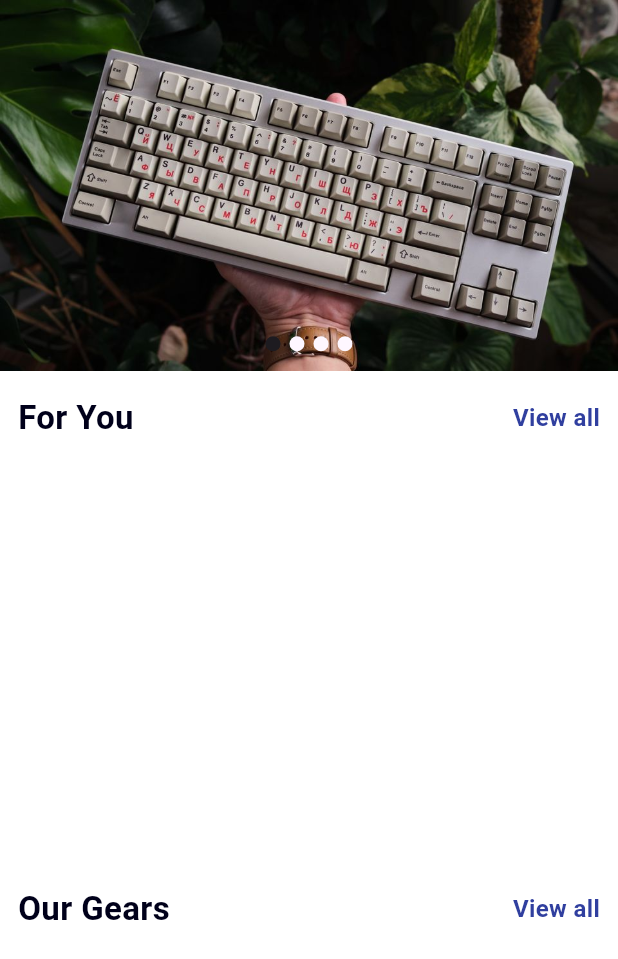
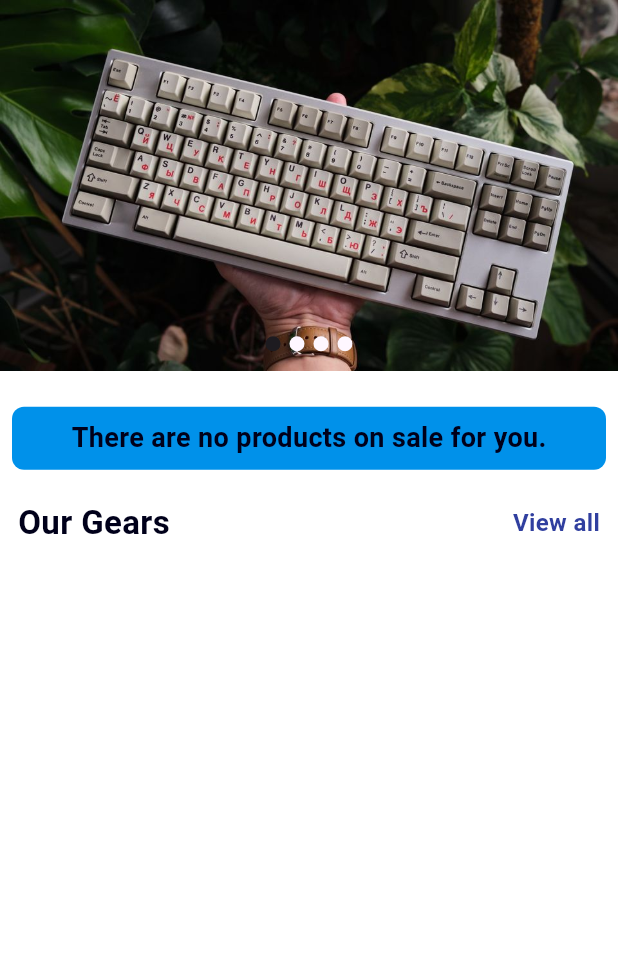
Before and after one commit to nggiahuy09/keyboard_shop, a Flutter app: the MyHomePage screen opened directly, on a phone screen of 412 x 824 dp. Shown: the top 959 px of the screen. Run offline on Flutter 3.47's test engine with Material 3 defaults, Android fonts, the light colour scheme and no system bars; drawn by our look-alikes of card_swiper; our stand-ins replace badges, cloud_firestore, firebase_auth, firebase_core, flutter_iconly, fluttertoast and 2 more; accounts and stored records are empty.

Commit message:
chore: custom For You section when no products is on sale

```diff
--- a/lib/pages/home_page.dart
+++ b/lib/pages/home_page.dart
@@ -53,7 +53,10 @@ class _MyHomePageState extends State<MyHomePage> {
               ),
             ),
             const SizedBox(height: 16),
-            sectionWidget(
+            saleProducts.isNotEmpty
+                ? Padding(
+                    padding: const EdgeInsets.only(bottom: 4.0),
+                    child: sectionWidget(
                       context,
                       title: 'For You',
                       viewAll: () {
@@ -67,7 +70,28 @@ class _MyHomePageState extends State<MyHomePage> {
                         );
                       },
                     ),
-            const SizedBox(height: 4),
+                  )
+                : Padding(
+                    padding: const EdgeInsets.all(8.0),
+                    child: Container(
+                      width: double.infinity,
+                      decoration: BoxDecoration(
+                        color: Colors.lightBlueAccent.shade700,
+                        borderRadius: BorderRadius.circular(8),
+                      ),
+                      padding: const EdgeInsets.symmetric(vertical: 8.0),
+                      child: const Center(
+                        child: Text(
+                          'There are no products on sale for you.',
+                          style: TextStyle(
+                            fontSize: 18,
+                            fontWeight: FontWeight.w600,
+                          ),
+                        ),
+                      ),
+                    ),
+                  ),
+            if (saleProducts.isNotEmpty)
               Container(
                 padding: const EdgeInsets.only(left: 8),
                 height: screenSize.height * 0.34,
```
Lines whose indentation alone changed are shown as unchanged.
